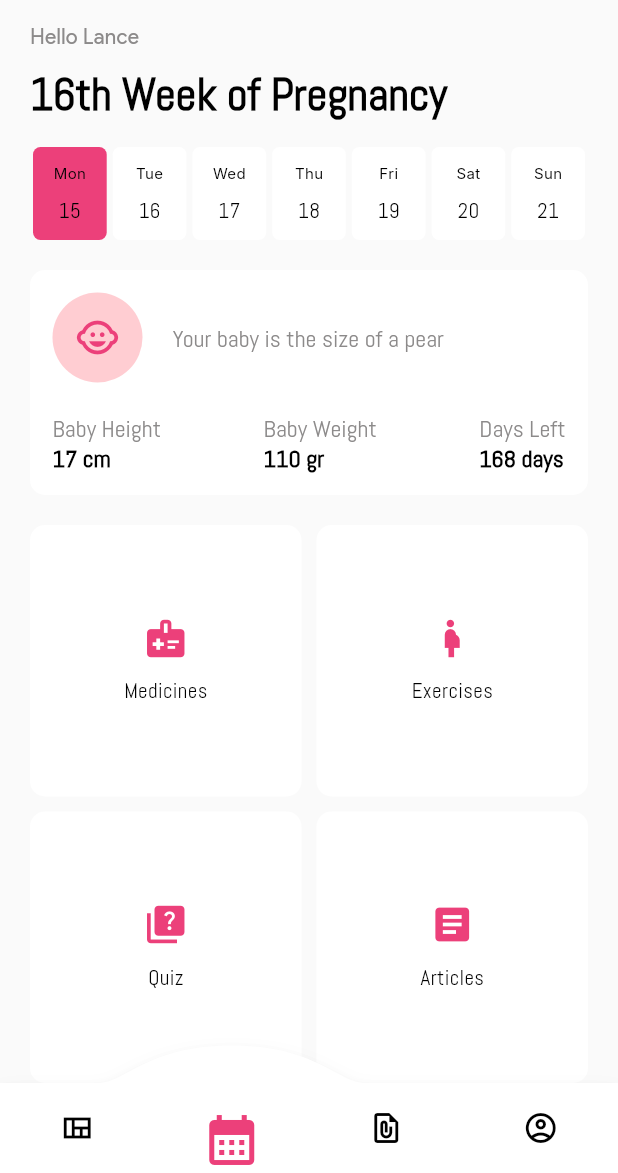
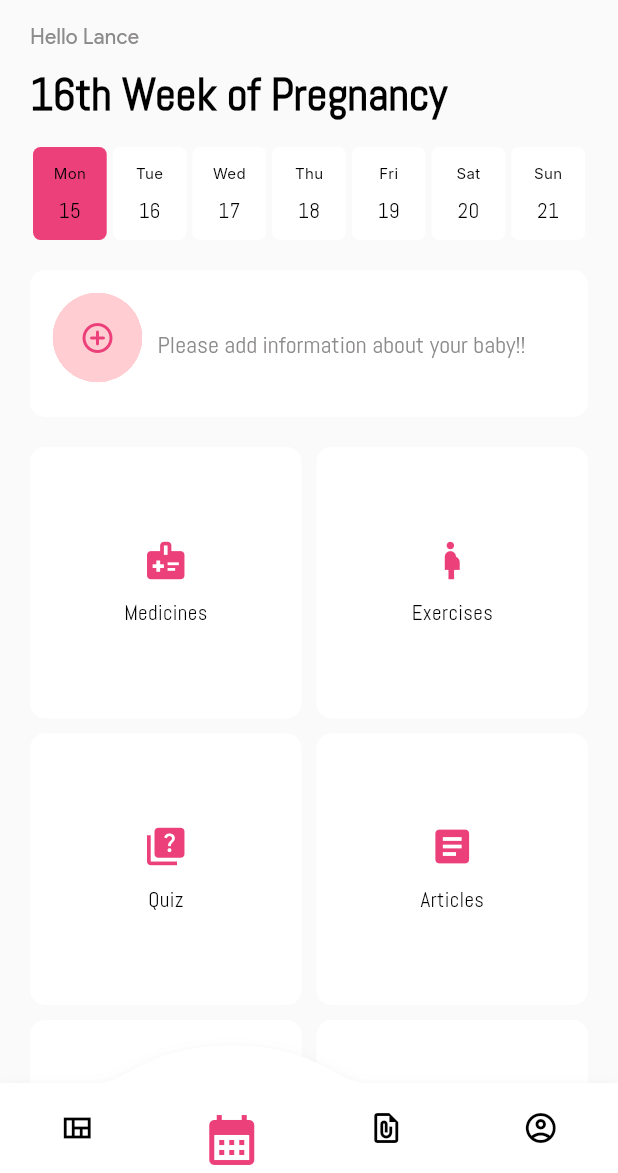
Before and after one commit to dustin-goldenowl/safebump, a Flutter app: the screen it shows after launch, item 2 of the bottom bar chosen, on a phone screen of 412 x 824 dp, the part 63-1236 px from its top. Run offline on Flutter 3.47's test engine with Material 3 defaults, Android fonts, the phone set to English and light mode, and no system bars; drawn by our look-alikes of convex_bottom_bar; our stand-ins replace bloc, bot_toast, cloud_firestore, equatable, firebase_auth, firebase_core and 8 more; missing offline and left inert: board_datetime_picker; accounts and stored records are empty; generated files the repository leaves out were written again.

Commit message:
Add ui add baby screen

```diff
--- a/lib/src/feature/home/view/home_screen.dart
+++ b/lib/src/feature/home/view/home_screen.dart
@@ -3,12 +3,14 @@ import 'package:safebump/gen/assets.gen.dart';
 import 'package:safebump/gen/fonts.gen.dart';
 import 'package:safebump/src/config/constant/app_constant.dart';
 import 'package:safebump/src/localization/localization_utils.dart';
+import 'package:safebump/src/router/coordinator.dart';
 import 'package:safebump/src/theme/colors.dart';
 import 'package:safebump/src/theme/value.dart';
 import 'package:safebump/src/utils/datetime_utils.dart';
 import 'package:safebump/src/utils/padding_utils.dart';
 import 'package:safebump/src/utils/string_utils.dart';
 import 'package:safebump/widget/appbar/appbar_dashboard.dart';
+import 'package:safebump/widget/button/circle_button.dart';
 import 'package:safebump/widget/list_view/day_of_week_list_view.dart';
 
 class HomeScreen extends StatelessWidget {
@@ -27,7 +29,8 @@ class HomeScreen extends StatelessWidget {
               _renderAppbar(context),
               _renderHelloUser(context),
               _renderListWeek(context),
-              _renderBabySection(context),
+              // _renderBabySection(context),
+              _renderEmptyBaby(context),
               _renderExtensionSection(context),
             ],
           ),
@@ -216,4 +219,42 @@ class HomeScreen extends StatelessWidget {
       ),
     );
   }
+
+  Widget _renderEmptyBaby(BuildContext context) {
+    return DefaultTextStyle(
+      style: const TextStyle(
+          fontFamily: FontFamily.abel,
+          fontSize: AppFontSize.f16,
+          color: AppColors.hintTextColor),
+      child: Container(
+        margin: const EdgeInsets.symmetric(vertical: AppMargin.m20),
+        padding: const EdgeInsets.all(AppPadding.p15),
+        decoration: BoxDecoration(
+            borderRadius: BorderRadius.circular(AppRadius.r10),
+            color: AppColors.white),
+        child: Row(
+          children: [
+            _renderAddBabyButton(),
+            XPaddingUtils.horizontalPadding(width: AppPadding.p10),
+            _renderAddBabyText(context),
+          ],
+        ),
+      ),
+    );
+  }
+
+  Widget _renderAddBabyButton() {
+    return XCircleButton(
+      onTapped: () {
+        AppCoordinator.showOptionsAddBaby();
+      },
+      color: AppColors.subPrimary,
+      iconColor: AppColors.primary,
+      buttonSize: AppSize.s60,
+    );
+  }
+
+  Widget _renderAddBabyText(BuildContext context) {
+    return Text(S.of(context).pleaseAddYourBaby);
+  }
 }
--- a/lib/src/localization/app_en.arb
+++ b/lib/src/localization/app_en.arb
@@ -98,5 +98,6 @@
     "birthExperience": "Birth experience",
     "cSection": "C section",
     "normal": "Normal",
-    "kg": "kg"
+    "kg": "kg",
+    "pleaseAddYourBaby": "Please add information about your baby!!"
 }
--- a/lib/src/router/coordinator.dart
+++ b/lib/src/router/coordinator.dart
@@ -48,4 +48,7 @@ class AppCoordinator {
 
   static void showAddPregnancyBabyScreen() =>
       context.pushNamed(AppRouteNames.addPregnancyBaby.name);
+
+  static void showOptionsAddBaby() =>
+      context.pushNamed(AppRouteNames.optionAddBaby.name);
 }
--- a/lib/src/router/router.dart
+++ b/lib/src/router/router.dart
@@ -61,7 +61,7 @@ class AppRouter {
             path: AppRouteNames.home.path,
             name: AppRouteNames.home.name,
             pageBuilder: (context, state) => const NoTransitionPage(
-              child: SelectBabyOptionScreen(),
+              child: HomeScreen(),
             ),
           ),
           GoRoute(
@@ -111,19 +111,24 @@ class AppRouter {
             ),
           ]),
       GoRoute(
-        path: AppRouteNames.addBaby.path,
-        name: AppRouteNames.addBaby.name,
-        pageBuilder: (context, state) => const NoTransitionPage(
-          child: AddBabyScreen(),
-        ),
-      ),
-      GoRoute(
-        path: AppRouteNames.addPregnancyBaby.path,
-        name: AppRouteNames.addPregnancyBaby.name,
-        pageBuilder: (context, state) => const NoTransitionPage(
-          child: AddPreggyScreen(),
-        ),
-      ),
+          parentNavigatorKey: AppCoordinator.navigatorKey,
+          path: AppRouteNames.optionAddBaby.path,
+          name: AppRouteNames.optionAddBaby.name,
+          builder: (context, state) => const SelectBabyOptionScreen(),
+          routes: <RouteBase>[
+            GoRoute(
+              parentNavigatorKey: AppCoordinator.navigatorKey,
+              path: AppRouteNames.addBaby.subPath,
+              name: AppRouteNames.addBaby.name,
+              builder: (context, state) => const AddBabyScreen(),
+            ),
+            GoRoute(
+              parentNavigatorKey: AppCoordinator.navigatorKey,
+              path: AppRouteNames.addPregnancyBaby.subPath,
+              name: AppRouteNames.addPregnancyBaby.name,
+              builder: (context, state) => const AddPreggyScreen(),
+            ),
+          ]),
     ],
     errorBuilder: (_, __) => Container(),
   );
--- a/lib/widget/button/button_with_label.dart
+++ b/lib/widget/button/button_with_label.dart
@@ -58,6 +58,7 @@ class XLabelButton<T> extends StatelessWidget {
             width: 0.5,
           )),
       child: GestureDetector(
+        onTap: () => onTapped(),
         child: Row(
           mainAxisSize: MainAxisSize.max,
           mainAxisAlignment: MainAxisAlignment.spaceBetween,
--- a/lib/widget/button/circle_button.dart
+++ b/lib/widget/button/circle_button.dart
@@ -3,20 +3,23 @@ import 'package:safebump/gen/fonts.gen.dart';
 import 'package:safebump/src/theme/colors.dart';
 import 'package:safebump/src/theme/value.dart';
 import 'package:safebump/src/utils/padding_utils.dart';
+import 'package:safebump/src/utils/string_utils.dart';
 
 class XCircleButton extends StatelessWidget {
   const XCircleButton(
       {super.key,
-      required this.buttonLabelBottom,
+      this.buttonLabelBottom,
       required this.onTapped,
       this.icon = Icons.add_circle_outline_rounded,
       this.buttonSize = AppSize.s123,
+      this.iconColor = AppColors.grey2,
       this.color = AppColors.grey6});
-  final String buttonLabelBottom;
+  final String? buttonLabelBottom;
   final Function onTapped;
   final IconData icon;
   final double buttonSize;
   final Color color;
+  final Color? iconColor;
 
   @override
   Widget build(BuildContext context) {
@@ -34,9 +37,11 @@ class XCircleButton extends StatelessWidget {
   }
 
   Widget _renderAddButton() {
-    return InkWell(
+    return Material(
       borderRadius: BorderRadius.circular(buttonSize / 2),
-      onTap: onTapped.call(),
+      clipBehavior: Clip.hardEdge,
+      child: InkWell(
+        onTap: () => onTapped(),
         child: Ink(
           width: buttonSize,
           height: buttonSize,
@@ -46,15 +51,18 @@ class XCircleButton extends StatelessWidget {
           ),
           child: Icon(
             icon,
-          color: AppColors.grey2,
+            color: iconColor,
+          ),
         ),
       ),
     );
   }
 
   Widget _renderButtonDes(BuildContext context) {
-    return Text(
-      buttonLabelBottom,
+    return StringUtils.isNullOrEmpty(buttonLabelBottom)
+        ? const SizedBox.shrink()
+        : Text(
+            buttonLabelBottom!,
             style: const TextStyle(
                 fontFamily: FontFamily.inter,
                 fontSize: AppFontSize.f16,
--- a/pubspec.yaml
+++ b/pubspec.yaml
@@ -66,6 +66,7 @@ dependencies:
   convex_bottom_bar: 3.2.0
   otp_text_field: 1.1.3
   bot_toast: 4.1.3
+  board_datetime_picker: 1.4.0
 
   # Firebase
   firebase_auth: 4.16.0
```
Also changed, not shown: lib/src/feature/add_baby/view/add_baby_screen.dart (+39 -6 lines), lib/src/feature/add_baby/view/add_pregnancy_baby_screen.dart (+21 -6 lines), lib/widget/button/bottom_buttons.dart (+14 -7 lines), pubspec.lock. Lines whose indentation alone changed are shown as unchanged.
